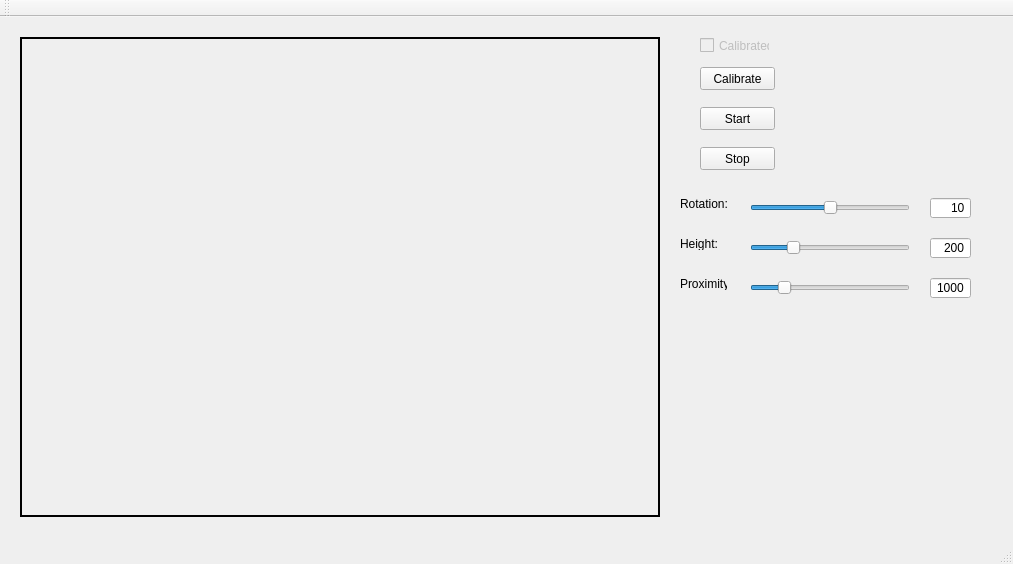
Qt form PostureCorrector/mainwindow.ui (Tharsus/PostureCorrector) before a commit.
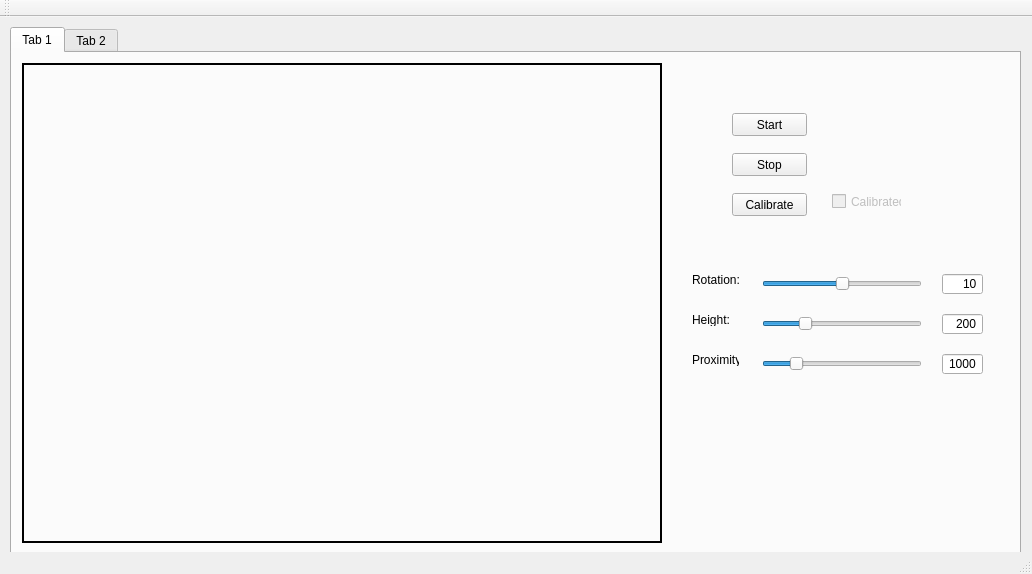
The same form after that commit. Icons and pictures are not drawn.

Commit message: Class CheckPosture added

```diff
--- a/PostureCorrector/mainwindow.ui
+++ b/PostureCorrector/mainwindow.ui
@@ -6,8 +6,8 @@
    <rect>
     <x>0</x>
     <y>0</y>
-    <width>1013</width>
-    <height>564</height>
+    <width>1032</width>
+    <height>574</height>
    </rect>
   </property>
   <property name="windowTitle">
@@ -21,314 +21,337 @@
    <number>3</number>
   </property>
   <widget class="QWidget" name="centralWidget">
-   <widget class="QLabel" name="label_displayFace">
+   <widget class="QTabWidget" name="tabWidget">
     <property name="geometry">
      <rect>
-      <x>20</x>
-      <y>20</y>
-      <width>640</width>
-      <height>480</height>
+      <x>10</x>
+      <y>10</y>
+      <width>1011</width>
+      <height>531</height>
      </rect>
     </property>
-    <property name="palette">
-     <palette>
-      <active>
-       <colorrole role="Base">
-        <brush brushstyle="SolidPattern">
-         <color alpha="255">
-          <red>255</red>
-          <green>255</green>
-          <blue>255</blue>
-         </color>
-        </brush>
-       </colorrole>
-      </active>
-      <inactive>
-       <colorrole role="Base">
-        <brush brushstyle="SolidPattern">
-         <color alpha="255">
-          <red>255</red>
-          <green>255</green>
-          <blue>255</blue>
-         </color>
-        </brush>
-       </colorrole>
-      </inactive>
-      <disabled>
-       <colorrole role="Base">
-        <brush brushstyle="SolidPattern">
-         <color alpha="255">
-          <red>240</red>
-          <green>240</green>
-          <blue>240</blue>
-         </color>
-        </brush>
-       </colorrole>
-      </disabled>
-     </palette>
+    <property name="currentIndex">
+     <number>0</number>
     </property>
-    <property name="frameShape">
-     <enum>QFrame::WinPanel</enum>
-    </property>
-    <property name="text">
-     <string/>
-    </property>
-    <property name="alignment">
-     <set>Qt::AlignCenter</set>
-    </property>
-   </widget>
-   <widget class="QPushButton" name="pushButton_Stop">
-    <property name="geometry">
-     <rect>
-      <x>700</x>
-      <y>130</y>
-      <width>75</width>
-      <height>23</height>
-     </rect>
-    </property>
-    <property name="text">
-     <string>Stop</string>
-    </property>
-   </widget>
-   <widget class="QPushButton" name="pushButton_Calibrate">
-    <property name="geometry">
-     <rect>
-      <x>700</x>
-      <y>50</y>
-      <width>75</width>
-      <height>23</height>
-     </rect>
-    </property>
-    <property name="styleSheet">
-     <string notr="true"/>
-    </property>
-    <property name="text">
-     <string>Calibrate</string>
-    </property>
-   </widget>
-   <widget class="QPushButton" name="pushButton_Start">
-    <property name="geometry">
-     <rect>
-      <x>700</x>
-      <y>90</y>
-      <width>75</width>
-      <height>23</height>
-     </rect>
-    </property>
-    <property name="text">
-     <string>Start</string>
-    </property>
-   </widget>
-   <widget class="QCheckBox" name="checkBox">
-    <property name="enabled">
-     <bool>false</bool>
-    </property>
-    <property name="geometry">
-     <rect>
-      <x>700</x>
-      <y>20</y>
-      <width>70</width>
-      <height>17</height>
-     </rect>
-    </property>
-    <property name="mouseTracking">
-     <bool>true</bool>
-    </property>
-    <property name="text">
-     <string>Calibrated</string>
-    </property>
-    <property name="checkable">
-     <bool>true</bool>
-    </property>
-    <property name="checked">
-     <bool>false</bool>
-    </property>
-   </widget>
-   <widget class="QSlider" name="heightThreshold">
-    <property name="geometry">
-     <rect>
-      <x>750</x>
-      <y>220</y>
-      <width>160</width>
-      <height>22</height>
-     </rect>
-    </property>
-    <property name="minimum">
-     <number>100</number>
-    </property>
-    <property name="maximum">
-     <number>500</number>
-    </property>
-    <property name="value">
-     <number>200</number>
-    </property>
-    <property name="orientation">
-     <enum>Qt::Horizontal</enum>
-    </property>
-   </widget>
-   <widget class="QSlider" name="proximityThreshold">
-    <property name="geometry">
-     <rect>
-      <x>750</x>
-      <y>260</y>
-      <width>160</width>
-      <height>22</height>
-     </rect>
-    </property>
-    <property name="minimum">
-     <number>100</number>
-    </property>
-    <property name="maximum">
-     <number>5000</number>
-    </property>
-    <property name="value">
-     <number>1000</number>
-    </property>
-    <property name="orientation">
-     <enum>Qt::Horizontal</enum>
-    </property>
-   </widget>
-   <widget class="QLabel" name="label">
-    <property name="geometry">
-     <rect>
-      <x>680</x>
-      <y>180</y>
-      <width>47</width>
-      <height>13</height>
-     </rect>
-    </property>
-    <property name="text">
-     <string>Rotation:</string>
-    </property>
-   </widget>
-   <widget class="QLabel" name="label_2">
-    <property name="geometry">
-     <rect>
-      <x>680</x>
-      <y>220</y>
-      <width>47</width>
-      <height>13</height>
-     </rect>
-    </property>
-    <property name="text">
-     <string>Height:</string>
-    </property>
-   </widget>
-   <widget class="QLabel" name="label_3">
-    <property name="geometry">
-     <rect>
-      <x>680</x>
-      <y>260</y>
-      <width>47</width>
-      <height>13</height>
-     </rect>
-    </property>
-    <property name="text">
-     <string>Proximity:</string>
-    </property>
-   </widget>
-   <widget class="QSlider" name="rotationThreshold">
-    <property name="geometry">
-     <rect>
-      <x>750</x>
-      <y>180</y>
-      <width>160</width>
-      <height>22</height>
-     </rect>
-    </property>
-    <property name="minimum">
-     <number>10</number>
-    </property>
-    <property name="maximum">
-     <number>30</number>
-    </property>
-    <property name="value">
-     <number>20</number>
-    </property>
-    <property name="orientation">
-     <enum>Qt::Horizontal</enum>
-    </property>
-   </widget>
-   <widget class="QSpinBox" name="rotationDisplay">
-    <property name="geometry">
-     <rect>
-      <x>930</x>
-      <y>180</y>
-      <width>41</width>
-      <height>22</height>
-     </rect>
-    </property>
-    <property name="alignment">
-     <set>Qt::AlignRight|Qt::AlignTrailing|Qt::AlignVCenter</set>
-    </property>
-    <property name="readOnly">
-     <bool>true</bool>
-    </property>
-    <property name="buttonSymbols">
-     <enum>QAbstractSpinBox::NoButtons</enum>
-    </property>
-    <property name="minimum">
-     <number>10</number>
-    </property>
-    <property name="maximum">
-     <number>30</number>
-    </property>
-   </widget>
-   <widget class="QSpinBox" name="heightDisplay">
-    <property name="geometry">
-     <rect>
-      <x>930</x>
-      <y>220</y>
-      <width>41</width>
-      <height>22</height>
-     </rect>
-    </property>
-    <property name="alignment">
-     <set>Qt::AlignRight|Qt::AlignTrailing|Qt::AlignVCenter</set>
-    </property>
-    <property name="readOnly">
-     <bool>true</bool>
-    </property>
-    <property name="buttonSymbols">
-     <enum>QAbstractSpinBox::NoButtons</enum>
-    </property>
-    <property name="minimum">
-     <number>100</number>
-    </property>
-    <property name="maximum">
-     <number>500</number>
-    </property>
-    <property name="value">
-     <number>200</number>
-    </property>
-   </widget>
-   <widget class="QSpinBox" name="proximityDisplay">
-    <property name="geometry">
-     <rect>
-      <x>930</x>
-      <y>260</y>
-      <width>41</width>
-      <height>22</height>
-     </rect>
-    </property>
-    <property name="alignment">
-     <set>Qt::AlignRight|Qt::AlignTrailing|Qt::AlignVCenter</set>
-    </property>
-    <property name="readOnly">
-     <bool>true</bool>
-    </property>
-    <property name="buttonSymbols">
-     <enum>QAbstractSpinBox::NoButtons</enum>
-    </property>
-    <property name="minimum">
-     <number>100</number>
-    </property>
-    <property name="maximum">
-     <number>5000</number>
-    </property>
-    <property name="value">
-     <number>1000</number>
-    </property>
+    <widget class="QWidget" name="tab">
+     <attribute name="title">
+      <string>Tab 1</string>
+     </attribute>
+     <widget class="QPushButton" name="pushButton_Start">
+      <property name="geometry">
+       <rect>
+        <x>720</x>
+        <y>60</y>
+        <width>75</width>
+        <height>23</height>
+       </rect>
+      </property>
+      <property name="text">
+       <string>Start</string>
+      </property>
+     </widget>
+     <widget class="QSlider" name="rotationThreshold">
+      <property name="geometry">
+       <rect>
+        <x>750</x>
+        <y>220</y>
+        <width>160</width>
+        <height>22</height>
+       </rect>
+      </property>
+      <property name="minimum">
+       <number>10</number>
+      </property>
+      <property name="maximum">
+       <number>30</number>
+      </property>
+      <property name="value">
+       <number>20</number>
+      </property>
+      <property name="orientation">
+       <enum>Qt::Horizontal</enum>
+      </property>
+     </widget>
+     <widget class="QLabel" name="label_2">
+      <property name="geometry">
+       <rect>
+        <x>680</x>
+        <y>260</y>
+        <width>47</width>
+        <height>13</height>
+       </rect>
+      </property>
+      <property name="text">
+       <string>Height:</string>
+      </property>
+     </widget>
+     <widget class="QSlider" name="heightThreshold">
+      <property name="geometry">
+       <rect>
+        <x>750</x>
+        <y>260</y>
+        <width>160</width>
+        <height>22</height>
+       </rect>
+      </property>
+      <property name="minimum">
+       <number>100</number>
+      </property>
+      <property name="maximum">
+       <number>500</number>
+      </property>
+      <property name="value">
+       <number>200</number>
+      </property>
+      <property name="orientation">
+       <enum>Qt::Horizontal</enum>
+      </property>
+     </widget>
+     <widget class="QCheckBox" name="checkBox">
+      <property name="enabled">
+       <bool>false</bool>
+      </property>
+      <property name="geometry">
+       <rect>
+        <x>820</x>
+        <y>140</y>
+        <width>70</width>
+        <height>17</height>
+       </rect>
+      </property>
+      <property name="mouseTracking">
+       <bool>true</bool>
+      </property>
+      <property name="text">
+       <string>Calibrated</string>
+      </property>
+      <property name="checkable">
+       <bool>true</bool>
+      </property>
+      <property name="checked">
+       <bool>false</bool>
+      </property>
+     </widget>
+     <widget class="QLabel" name="label_3">
+      <property name="geometry">
+       <rect>
+        <x>680</x>
+        <y>300</y>
+        <width>47</width>
+        <height>13</height>
+       </rect>
+      </property>
+      <property name="text">
+       <string>Proximity:</string>
+      </property>
+     </widget>
+     <widget class="QSpinBox" name="heightDisplay">
+      <property name="geometry">
+       <rect>
+        <x>930</x>
+        <y>260</y>
+        <width>41</width>
+        <height>22</height>
+       </rect>
+      </property>
+      <property name="alignment">
+       <set>Qt::AlignRight|Qt::AlignTrailing|Qt::AlignVCenter</set>
+      </property>
+      <property name="readOnly">
+       <bool>true</bool>
+      </property>
+      <property name="buttonSymbols">
+       <enum>QAbstractSpinBox::NoButtons</enum>
+      </property>
+      <property name="minimum">
+       <number>100</number>
+      </property>
+      <property name="maximum">
+       <number>500</number>
+      </property>
+      <property name="value">
+       <number>200</number>
+      </property>
+     </widget>
+     <widget class="QSpinBox" name="proximityDisplay">
+      <property name="geometry">
+       <rect>
+        <x>930</x>
+        <y>300</y>
+        <width>41</width>
+        <height>22</height>
+       </rect>
+      </property>
+      <property name="alignment">
+       <set>Qt::AlignRight|Qt::AlignTrailing|Qt::AlignVCenter</set>
+      </property>
+      <property name="readOnly">
+       <bool>true</bool>
+      </property>
+      <property name="buttonSymbols">
+       <enum>QAbstractSpinBox::NoButtons</enum>
+      </property>
+      <property name="minimum">
+       <number>100</number>
+      </property>
+      <property name="maximum">
+       <number>5000</number>
+      </property>
+      <property name="value">
+       <number>1000</number>
+      </property>
+     </widget>
+     <widget class="QLabel" name="label">
+      <property name="geometry">
+       <rect>
+        <x>680</x>
+        <y>220</y>
+        <width>47</width>
+        <height>13</height>
+       </rect>
+      </property>
+      <property name="text">
+       <string>Rotation:</string>
+      </property>
+     </widget>
+     <widget class="QPushButton" name="pushButton_Stop">
+      <property name="geometry">
+       <rect>
+        <x>720</x>
+        <y>100</y>
+        <width>75</width>
+        <height>23</height>
+       </rect>
+      </property>
+      <property name="text">
+       <string>Stop</string>
+      </property>
+     </widget>
+     <widget class="QSlider" name="proximityThreshold">
+      <property name="geometry">
+       <rect>
+        <x>750</x>
+        <y>300</y>
+        <width>160</width>
+        <height>22</height>
+       </rect>
+      </property>
+      <property name="minimum">
+       <number>100</number>
+      </property>
+      <property name="maximum">
+       <number>5000</number>
+      </property>
+      <property name="value">
+       <number>1000</number>
+      </property>
+      <property name="orientation">
+       <enum>Qt::Horizontal</enum>
+      </property>
+     </widget>
+     <widget class="QSpinBox" name="rotationDisplay">
+      <property name="geometry">
+       <rect>
+        <x>930</x>
+        <y>220</y>
+        <width>41</width>
+        <height>22</height>
+       </rect>
+      </property>
+      <property name="alignment">
+       <set>Qt::AlignRight|Qt::AlignTrailing|Qt::AlignVCenter</set>
+      </property>
+      <property name="readOnly">
+       <bool>true</bool>
+      </property>
+      <property name="buttonSymbols">
+       <enum>QAbstractSpinBox::NoButtons</enum>
+      </property>
+      <property name="minimum">
+       <number>10</number>
+      </property>
+      <property name="maximum">
+       <number>30</number>
+      </property>
+     </widget>
+     <widget class="QPushButton" name="pushButton_Calibrate">
+      <property name="geometry">
+       <rect>
+        <x>720</x>
+        <y>140</y>
+        <width>75</width>
+        <height>23</height>
+       </rect>
+      </property>
+      <property name="styleSheet">
+       <string notr="true"/>
+      </property>
+      <property name="text">
+       <string>Calibrate</string>
+      </property>
+     </widget>
+     <widget class="QLabel" name="label_displayFace">
+      <property name="geometry">
+       <rect>
+        <x>10</x>
+        <y>10</y>
+        <width>640</width>
+        <height>480</height>
+       </rect>
+      </property>
+      <property name="palette">
+       <palette>
+        <active>
+         <colorrole role="Base">
+          <brush brushstyle="SolidPattern">
+           <color alpha="255">
+            <red>255</red>
+            <green>255</green>
+            <blue>255</blue>
+           </color>
+          </brush>
+         </colorrole>
+        </active>
+        <inactive>
+         <colorrole role="Base">
+          <brush brushstyle="SolidPattern">
+           <color alpha="255">
+            <red>255</red>
+            <green>255</green>
+            <blue>255</blue>
+           </color>
+          </brush>
+         </colorrole>
+        </inactive>
+        <disabled>
+         <colorrole role="Base">
+          <brush brushstyle="SolidPattern">
+           <color alpha="255">
+            <red>240</red>
+            <green>240</green>
+            <blue>240</blue>
+           </color>
+          </brush>
+         </colorrole>
+        </disabled>
+       </palette>
+      </property>
+      <property name="frameShape">
+       <enum>QFrame::WinPanel</enum>
+      </property>
+      <property name="text">
+       <string/>
+      </property>
+      <property name="alignment">
+       <set>Qt::AlignCenter</set>
+      </property>
+     </widget>
+    </widget>
+    <widget class="QWidget" name="tab_2">
+     <attribute name="title">
+      <string>Tab 2</string>
+     </attribute>
+    </widget>
    </widget>
   </widget>
   <widget class="QMenuBar" name="menuBar">
```
Left out of the diff: 2 changed lines with no effect on the pictures. The commit also changes 5 other files.
